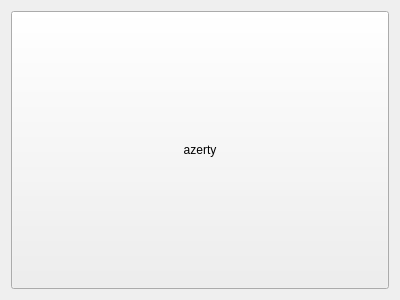
The window that symbolsettingentry.ui (Aryetis/Obenkyobo) describes before a commit, drawn with Qt 5.
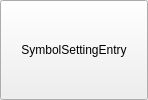
The same window after the commit.

```diff
--- a/symbolsettingentry.ui
+++ b/symbolsettingentry.ui
@@ -6,26 +6,41 @@
    <rect>
     <x>0</x>
     <y>0</y>
-    <width>400</width>
-    <height>300</height>
+    <width>148</width>
+    <height>100</height>
    </rect>
   </property>
   <property name="windowTitle">
    <string>Form</string>
   </property>
   <layout class="QHBoxLayout" name="horizontalLayout">
+   <property name="spacing">
+    <number>0</number>
+   </property>
+   <property name="leftMargin">
+    <number>0</number>
+   </property>
+   <property name="topMargin">
+    <number>0</number>
+   </property>
+   <property name="rightMargin">
+    <number>0</number>
+   </property>
+   <property name="bottomMargin">
+    <number>0</number>
+   </property>
    <item>
     <layout class="QVBoxLayout" name="verticalLayout">
      <item>
       <widget class="QPushButton" name="SymbolSettingEntryButton">
        <property name="sizePolicy">
-        <sizepolicy hsizetype="Expanding" vsizetype="Expanding">
+        <sizepolicy hsizetype="Preferred" vsizetype="Preferred">
          <horstretch>0</horstretch>
          <verstretch>0</verstretch>
         </sizepolicy>
        </property>
        <property name="text">
-        <string>azerty</string>
+        <string>SymbolSettingEntry</string>
        </property>
        <property name="checkable">
         <bool>true</bool>
```
